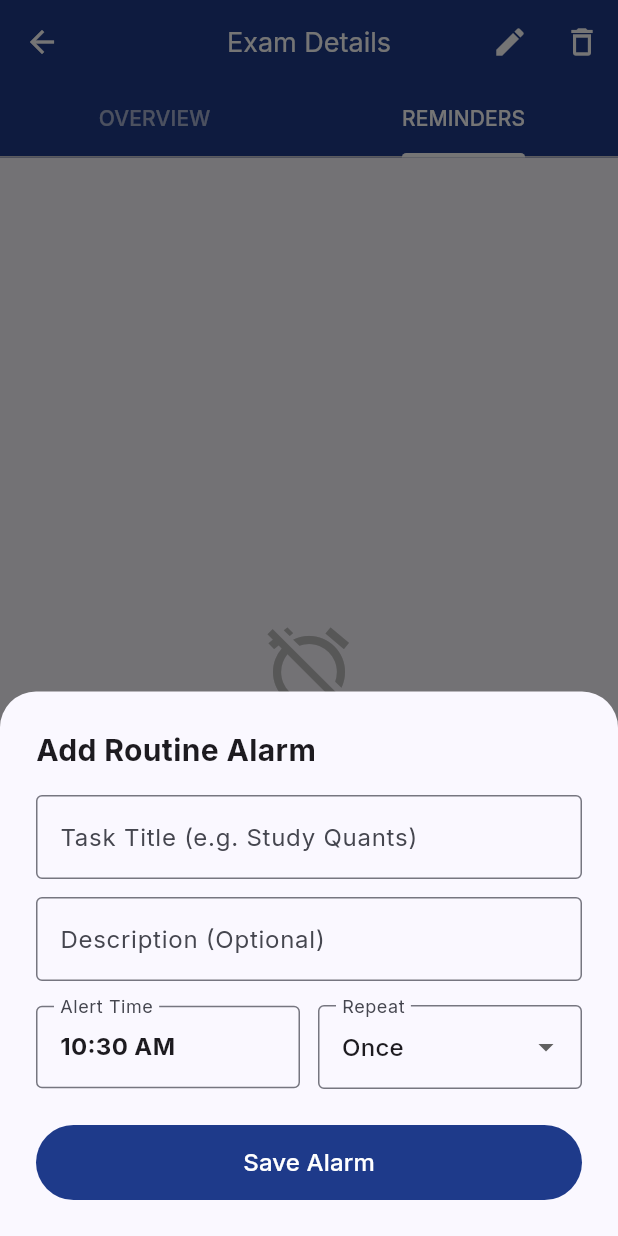
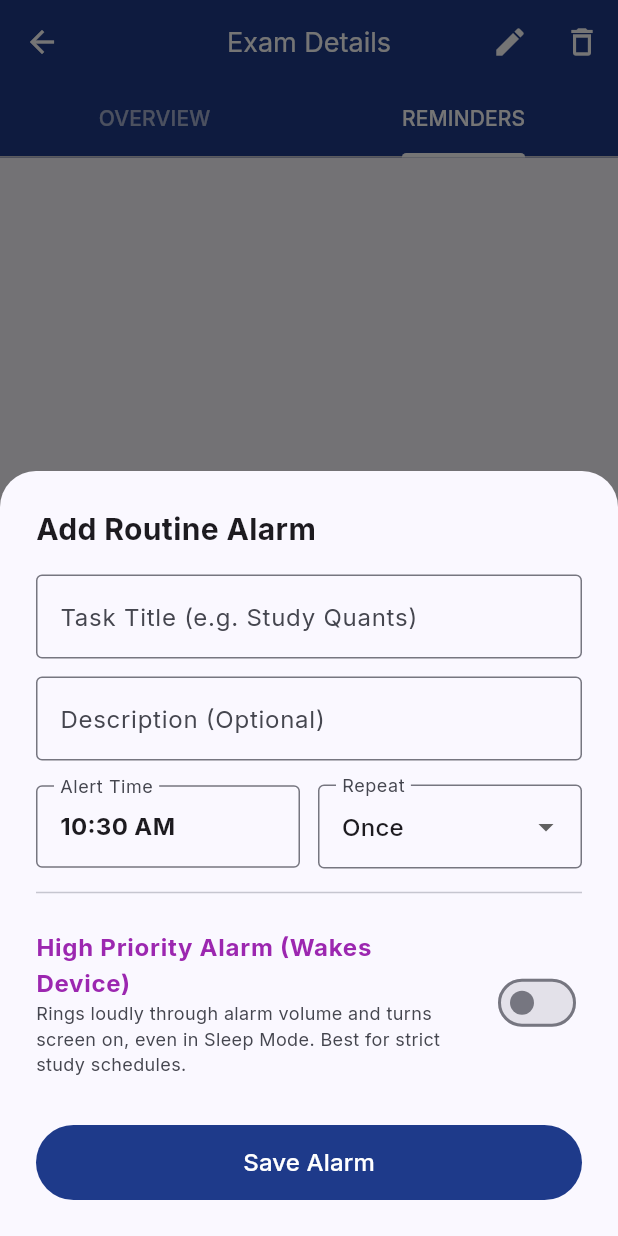
Before and after one commit to DebanjanSarkar/govt_exam_tracker_app_releases, a Flutter app: the ExamDetailScreen screen opened directly with empty values, tab 2 chosen, after a tap on "Add Alarm", on a phone screen of 412 x 824 dp. Run offline on Flutter 3.47's test engine with Material 3 defaults, Android fonts, the phone set to English and light mode, and no system bars; our stand-ins replace cross_file, file_picker, flutter_local_notifications, flutter_riverpod, google_fonts, google_sign_in and 5 more; missing offline and left inert: googleapis, syncfusion_flutter_pdf; accounts and stored records are empty; network calls fail.

Commit message:
Enhanced the alarm feature of the app - the app now has custom alarm tune, and added option of high priority alarms that beeps even when the screen is off as standby mode.

```diff
--- a/govt_exam_tracker_app/lib/core/database/database_helper.dart
+++ b/govt_exam_tracker_app/lib/core/database/database_helper.dart
@@ -3,7 +3,7 @@ import 'package:path/path.dart';
 
 class DatabaseHelper {
   static const String _databaseName = "govt_exam_tracker.db";
-  static const int _databaseVersion = 7;
+  static const int _databaseVersion = 8; // BUMPED TO V8 FOR HIGH PRIORITY ALARMS
   static const String tableExams = "exams";
   static const String tableReminders = "reminders";
 
@@ -74,7 +74,6 @@ class DatabaseHelper {
   }
 
   Future<void> _createRemindersTable(Database db) async {
-    // If the table already exists, this catches the error and moves on safely
     try {
       await db.execute('''
         CREATE TABLE $tableReminders (
@@ -92,6 +91,7 @@ class DatabaseHelper {
           end_date TEXT,
           end_phase TEXT,
           is_active INTEGER NOT NULL DEFAULT 1,
+          is_high_priority INTEGER NOT NULL DEFAULT 0,
           created_at TEXT NOT NULL,
           FOREIGN KEY (exam_id) REFERENCES $tableExams (id) ON DELETE CASCADE
         )
@@ -100,11 +100,8 @@ class DatabaseHelper {
     } catch (_) {}
   }
 
-  // BULLETPROOF MIGRATIONS: All ALTERS are wrapped in try-catch to safely ignore duplicates
   Future<void> _onUpgrade(Database db, int oldVersion, int newVersion) async {
-    if (oldVersion < 2) {
-      try { await db.execute('ALTER TABLE $tableExams ADD COLUMN advertisement_no TEXT'); } catch (_) {}
-    }
+    if (oldVersion < 2) { try { await db.execute('ALTER TABLE $tableExams ADD COLUMN advertisement_no TEXT'); } catch (_) {} }
     if (oldVersion < 3) {
       try { await db.execute('ALTER TABLE $tableExams ADD COLUMN has_mains INTEGER NOT NULL DEFAULT 0'); } catch (_) {}
       try { await db.execute('ALTER TABLE $tableExams ADD COLUMN has_skill_test INTEGER NOT NULL DEFAULT 0'); } catch (_) {}
@@ -119,19 +116,18 @@ class DatabaseHelper {
       try { await db.execute('ALTER TABLE $tableExams ADD COLUMN exam_pattern_data TEXT'); } catch (_) {}
       try { await db.execute('ALTER TABLE $tableExams ADD COLUMN syllabus_data TEXT'); } catch (_) {}
     }
-    if (oldVersion < 5) {
-      try { await db.execute('ALTER TABLE $tableExams ADD COLUMN target_post TEXT'); } catch (_) {}
-    }
-    if (oldVersion < 6) {
-      await _createRemindersTable(db);
-    }
-    // Only attempt to add these columns if we are upgrading specifically from V6
+    if (oldVersion < 5) { try { await db.execute('ALTER TABLE $tableExams ADD COLUMN target_post TEXT'); } catch (_) {} }
+    if (oldVersion < 6) { await _createRemindersTable(db); }
     if (oldVersion == 6) {
       try { await db.execute('ALTER TABLE $tableReminders ADD COLUMN interval INTEGER NOT NULL DEFAULT 1'); } catch (_) {}
       try { await db.execute('ALTER TABLE $tableReminders ADD COLUMN frequency TEXT NOT NULL DEFAULT "day"'); } catch (_) {}
       try { await db.execute('ALTER TABLE $tableReminders ADD COLUMN end_type TEXT NOT NULL DEFAULT "never"'); } catch (_) {}
       try { await db.execute('ALTER TABLE $tableReminders ADD COLUMN end_date TEXT'); } catch (_) {}
       try { await db.execute('ALTER TABLE $tableReminders ADD COLUMN end_phase TEXT'); } catch (_) {}
+    }
+    if (oldVersion < 8) {
+      // V8 Migration: Add High Priority Toggle
+      try { await db.execute('ALTER TABLE $tableReminders ADD COLUMN is_high_priority INTEGER NOT NULL DEFAULT 0'); } catch (_) {}
     }
   }
 
--- a/govt_exam_tracker_app/lib/data/models/reminder_model.dart
+++ b/govt_exam_tracker_app/lib/data/models/reminder_model.dart
@@ -7,20 +7,19 @@ class ReminderModel {
   final String examName;
   final String title;
   final String? description;
-  final DateTime time; // The anchor time/date
+  final DateTime time;
 
-  // Advanced Recurrence
-  final String repeatType; // 'none', 'custom'
-  final int interval; // e.g., Every "2" weeks
-  final String frequency; // 'day', 'week', 'month'
-  final List<int> weekdays; // 1 = Mon, 7 = Sun (Only used if frequency == 'week')
+  final String repeatType;
+  final int interval;
+  final String frequency;
+  final List<int> weekdays;
 
-  // End Conditions
-  final String endType; // 'never', 'date', 'phase'
+  final String endType;
   final DateTime? endDate;
-  final String? endPhase; // 'prelims', 'mains', 'skill', 'interview', 'dv', 'result'
+  final String? endPhase;
 
   final bool isActive;
+  final bool isHighPriority; // NEW FIELD
   final DateTime createdAt;
 
   ReminderModel({
@@ -38,6 +37,7 @@ class ReminderModel {
     this.endDate,
     this.endPhase,
     this.isActive = true,
+    this.isHighPriority = false, // Defaults to false
     DateTime? createdAt,
   })  : id = id ?? const Uuid().v4(),
         weekdays = weekdays ?? [],
@@ -58,6 +58,7 @@ class ReminderModel {
     DateTime? endDate,
     String? endPhase,
     bool? isActive,
+    bool? isHighPriority,
     DateTime? createdAt,
   }) {
     return ReminderModel(
@@ -75,6 +76,7 @@ class ReminderModel {
       endDate: endDate ?? this.endDate,
       endPhase: endPhase ?? this.endPhase,
       isActive: isActive ?? this.isActive,
+      isHighPriority: isHighPriority ?? this.isHighPriority,
       createdAt: createdAt ?? this.createdAt,
     );
   }
@@ -95,6 +97,7 @@ class ReminderModel {
       'end_date': endDate?.toIso8601String(),
       'end_phase': endPhase,
       'is_active': isActive ? 1 : 0,
+      'is_high_priority': isHighPriority ? 1 : 0,
       'created_at': createdAt.toIso8601String(),
     };
   }
@@ -107,7 +110,6 @@ class ReminderModel {
       title: map['title'],
       description: map['description'],
       time: DateTime.parse(map['time']),
-      // Backward compatibility logic
       repeatType: map['repeat_type'] ?? 'none',
       interval: map['interval'] ?? 1,
       frequency: map['frequency'] ?? 'day',
@@ -116,6 +118,7 @@ class ReminderModel {
       endDate: map['end_date'] != null ? DateTime.tryParse(map['end_date']) : null,
       endPhase: map['end_phase'],
       isActive: map['is_active'] == 1,
+      isHighPriority: map['is_high_priority'] == 1,
       createdAt: DateTime.parse(map['created_at']),
     );
   }
--- a/govt_exam_tracker_app/lib/ui/widgets/add_reminder_sheet.dart
+++ b/govt_exam_tracker_app/lib/ui/widgets/add_reminder_sheet.dart
@@ -31,6 +31,8 @@ class _AddReminderSheetState extends ConsumerState<AddReminderSheet> {
   DateTime? _endDate;
   String? _endPhase;
 
+  bool _isHighPriority = false; // NEW FIELD
+
   final Map<int, String> _dayMap = {
     1: 'M', 2: 'T', 3: 'W', 4: 'T', 5: 'F', 6: 'S', 7: 'S'
   };
@@ -52,6 +54,7 @@ class _AddReminderSheetState extends ConsumerState<AddReminderSheet> {
       _endType = r.endType;
       _endDate = r.endDate;
       _endPhase = r.endPhase;
+      _isHighPriority = r.isHighPriority;
     }
   }
 
@@ -92,14 +95,6 @@ class _AddReminderSheetState extends ConsumerState<AddReminderSheet> {
       ScaffoldMessenger.of(context).showSnackBar(const SnackBar(content: Text('Select at least one day for weekly repeat.'), backgroundColor: Colors.red));
       return;
     }
-    if (_endType == 'date' && _endDate == null) {
-      ScaffoldMessenger.of(context).showSnackBar(const SnackBar(content: Text('Please select an end date.'), backgroundColor: Colors.red));
-      return;
-    }
-    if (_endType == 'phase' && _endPhase == null) {
-      ScaffoldMessenger.of(context).showSnackBar(const SnackBar(content: Text('Please select an end phase.'), backgroundColor: Colors.red));
-      return;
-    }
 
     if (widget.reminderToEdit != null) {
       final confirm = await showDialog<bool>(
@@ -134,6 +129,7 @@ class _AddReminderSheetState extends ConsumerState<AddReminderSheet> {
       endDate: _endType == 'date' ? _endDate : null,
       endPhase: _endType == 'phase' ? _endPhase : null,
       isActive: widget.reminderToEdit?.isActive ?? true,
+      isHighPriority: _isHighPriority, // SAVES THE TOGGLE
     );
 
     if (widget.reminderToEdit == null) {
@@ -175,15 +171,9 @@ class _AddReminderSheetState extends ConsumerState<AddReminderSheet> {
             Text(widget.reminderToEdit == null ? 'Add Routine Alarm' : 'Edit Routine Alarm', style: const TextStyle(fontSize: 20, fontWeight: FontWeight.bold)),
             const SizedBox(height: 16),
 
-            TextField(
-              controller: _titleCtrl,
-              decoration: const InputDecoration(labelText: 'Task Title (e.g. Study Quants)', border: OutlineInputBorder()),
-            ),
+            TextField(controller: _titleCtrl, decoration: const InputDecoration(labelText: 'Task Title (e.g. Study Quants)', border: OutlineInputBorder())),
             const SizedBox(height: 12),
-            TextField(
-              controller: _descCtrl,
-              decoration: const InputDecoration(labelText: 'Description (Optional)', border: OutlineInputBorder()),
-            ),
+            TextField(controller: _descCtrl, decoration: const InputDecoration(labelText: 'Description (Optional)', border: OutlineInputBorder())),
             const SizedBox(height: 16),
 
             Row(
@@ -191,16 +181,13 @@ class _AddReminderSheetState extends ConsumerState<AddReminderSheet> {
                 Expanded(
                   child: InkWell(
                     onTap: _pickTime,
-                    child: InputDecorator(
-                      decoration: const InputDecoration(labelText: 'Alert Time', border: OutlineInputBorder()),
-                      child: Text(_selectedTime.format(context), style: const TextStyle(fontWeight: FontWeight.bold, fontSize: 16)),
-                    ),
+                    child: InputDecorator(decoration: const InputDecoration(labelText: 'Alert Time', border: OutlineInputBorder()), child: Text(_selectedTime.format(context), style: const TextStyle(fontWeight: FontWeight.bold, fontSize: 16))),
                   ),
                 ),
                 const SizedBox(width: 12),
                 Expanded(
                   child: DropdownButtonFormField<String>(
-                    isExpanded: true, // FIXED: Prevents text overflow on small screens
+                    isExpanded: true,
                     value: _repeatType,
                     decoration: const InputDecoration(labelText: 'Repeat', border: OutlineInputBorder()),
                     items: const [
@@ -220,29 +207,16 @@ class _AddReminderSheetState extends ConsumerState<AddReminderSheet> {
 
               Row(
                 children: [
-                  const Text('Repeats every', style: TextStyle(fontSize: 14)),
+                  const Flexible(child: Text('Repeats every', style: TextStyle(fontSize: 14))),
                   const SizedBox(width: 8),
-                  SizedBox(
-                    width: 60,
-                    child: TextField(
-                      controller: _intervalCtrl,
-                      keyboardType: TextInputType.number,
-                      textAlign: TextAlign.center,
-                      inputFormatters: [FilteringTextInputFormatter.digitsOnly],
-                      decoration: const InputDecoration(border: OutlineInputBorder(), contentPadding: EdgeInsets.symmetric(vertical: 8)),
-                    ),
-                  ),
+                  SizedBox(width: 50, child: TextField(controller: _intervalCtrl, keyboardType: TextInputType.number, textAlign: TextAlign.center, inputFormatters: [FilteringTextInputFormatter.digitsOnly], decoration: const InputDecoration(border: OutlineInputBorder(), contentPadding: EdgeInsets.symmetric(vertical: 8)))),
                   const SizedBox(width: 8),
                   Expanded(
                     child: DropdownButtonFormField<String>(
-                      isExpanded: true, // FIXED: Forces the dropdown to obey the screen limits!
+                      isExpanded: true,
                       value: _frequency,
                       decoration: const InputDecoration(border: OutlineInputBorder(), contentPadding: EdgeInsets.symmetric(horizontal: 12)),
-                      items: const [
-                        DropdownMenuItem(value: 'day', child: Text('Day(s)')),
-                        DropdownMenuItem(value: 'week', child: Text('Week(s)')),
-                        DropdownMenuItem(value: 'month', child: Text('Month(s)')),
-                      ],
+                      items: const [DropdownMenuItem(value: 'day', child: Text('Day(s)')), DropdownMenuItem(value: 'week', child: Text('Week(s)')), DropdownMenuItem(value: 'month', child: Text('Month(s)'))],
                       onChanged: (val) => setState(() => _frequency = val!),
                     ),
                   ),
@@ -259,16 +233,8 @@ class _AddReminderSheetState extends ConsumerState<AddReminderSheet> {
                     final isSelected = _selectedDays.contains(entry.key);
                     return ChoiceChip(
                       label: Text(entry.value, style: TextStyle(color: isSelected ? Colors.purple : theme.colorScheme.onSurface)),
-                      selected: isSelected,
-                      selectedColor: Colors.purple.withOpacity(0.2),
-                      shape: RoundedRectangleBorder(borderRadius: BorderRadius.circular(20)),
-                      showCheckmark: true,
-                      onSelected: (selected) {
-                        setState(() {
-                          if (selected) _selectedDays.add(entry.key);
-                          else _selectedDays.remove(entry.key);
-                        });
-                      },
+                      selected: isSelected, selectedColor: Colors.purple.withOpacity(0.2), shape: RoundedRectangleBorder(borderRadius: BorderRadius.circular(20)), showCheckmark: true,
+                      onSelected: (selected) { setState(() { if (selected) _selectedDays.add(entry.key); else _selectedDays.remove(entry.key); }); },
                     );
                   }).toList(),
                 ),
@@ -276,64 +242,34 @@ class _AddReminderSheetState extends ConsumerState<AddReminderSheet> {
 
               const SizedBox(height: 16),
               const Text('Ends:', style: TextStyle(color: Colors.grey, fontWeight: FontWeight.bold)),
-
-              RadioListTile<String>(
-                title: const Text('Never'),
-                value: 'never',
-                groupValue: _endType,
-                contentPadding: EdgeInsets.zero,
-                activeColor: Colors.purple,
-                onChanged: (val) => setState(() => _endType = val!),
-              ),
+              RadioListTile<String>(title: const Text('Never'), value: 'never', groupValue: _endType, contentPadding: EdgeInsets.zero, activeColor: Colors.purple, onChanged: (val) => setState(() => _endType = val!)),
 
               Row(
                 children: [
-                  Expanded(
-                    child: RadioListTile<String>(
-                      title: const Text('On Date'),
-                      value: 'date',
-                      groupValue: _endType,
-                      contentPadding: EdgeInsets.zero,
-                      activeColor: Colors.purple,
-                      onChanged: (val) => setState(() => _endType = val!),
-                    ),
-                  ),
-                  if (_endType == 'date')
-                    TextButton.icon(
-                      onPressed: _pickEndDate,
-                      icon: const Icon(Icons.calendar_today, size: 16),
-                      label: Text(_endDate != null ? DateFormat('dd MMM yyyy').format(_endDate!) : 'Select Date'),
-                    )
+                  Expanded(child: RadioListTile<String>(title: const Text('On Date'), value: 'date', groupValue: _endType, contentPadding: EdgeInsets.zero, activeColor: Colors.purple, onChanged: (val) => setState(() => _endType = val!))),
+                  if (_endType == 'date') TextButton.icon(onPressed: _pickEndDate, icon: const Icon(Icons.calendar_today, size: 16), label: Text(_endDate != null ? DateFormat('dd MMM yyyy').format(_endDate!) : 'Select Date'))
                 ],
               ),
 
               Row(
                 children: [
-                  Expanded(
-                    child: RadioListTile<String>(
-                      title: const Text('After Phase'),
-                      value: 'phase',
-                      groupValue: _endType,
-                      contentPadding: EdgeInsets.zero,
-                      activeColor: Colors.purple,
-                      onChanged: (val) => setState(() {
-                        _endType = val!;
-                        _endPhase ??= 'prelims';
-                      }),
-                    ),
-                  ),
-                  if (_endType == 'phase')
-                    Expanded(
-                      child: DropdownButton<String>(
-                        isExpanded: true, // FIXED
-                        value: _endPhase,
-                        items: phaseItems,
-                        onChanged: (val) => setState(() => _endPhase = val),
-                      ),
-                    ),
+                  Expanded(child: RadioListTile<String>(title: const Text('After Phase'), value: 'phase', groupValue: _endType, contentPadding: EdgeInsets.zero, activeColor: Colors.purple, onChanged: (val) => setState(() { _endType = val!; _endPhase ??= 'prelims'; }))),
+                  if (_endType == 'phase') Expanded(child: DropdownButton<String>(isExpanded: true, value: _endPhase, items: phaseItems, onChanged: (val) => setState(() => _endPhase = val))),
                 ],
               ),
             ],
+
+            const Divider(height: 32),
+
+            // NEW: HIGH PRIORITY TOGGLE
+            SwitchListTile(
+              contentPadding: EdgeInsets.zero,
+              title: const Text('High Priority Alarm (Wakes Device)', style: TextStyle(fontWeight: FontWeight.bold, color: Colors.purple)),
+              subtitle: const Text('Rings loudly through alarm volume and turns screen on, even in Sleep Mode. Best for strict study schedules.', style: TextStyle(fontSize: 12)),
+              value: _isHighPriority,
+              activeColor: Colors.purple,
+              onChanged: (val) => setState(() => _isHighPriority = val),
+            ),
 
             const SizedBox(height: 24),
             SizedBox(
--- a/govt_exam_tracker_app/pubspec.yaml
+++ b/govt_exam_tracker_app/pubspec.yaml
@@ -1,7 +1,7 @@
 name: govt_exam_tracker_app
 description: "A local-first, smart tracker for Indian Government Exams."
 publish_to: 'none'
-version: 5.0.0+7
+version: 5.1.0+8
 
 environment:
   sdk: '>=3.0.0 <4.0.0'
```
Also changed, not shown: govt_exam_tracker_app/lib/core/services/notification_service.dart (+43 -21 lines), 8 other files.
